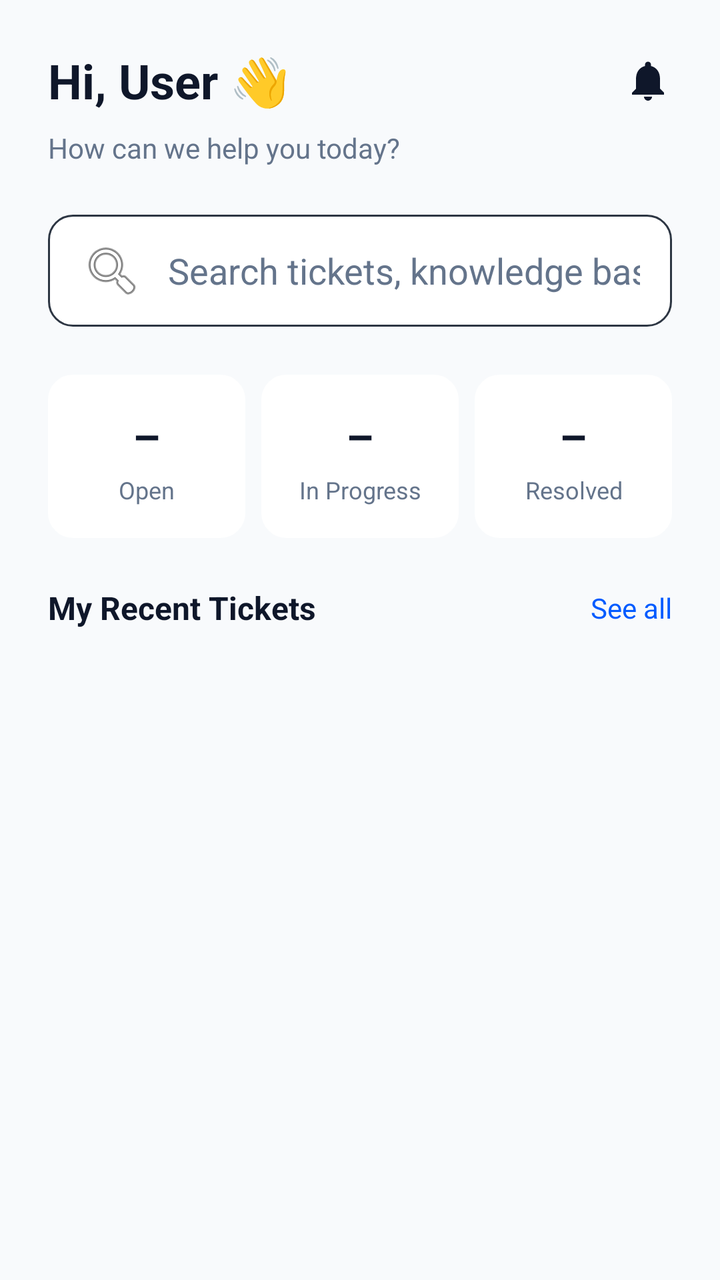
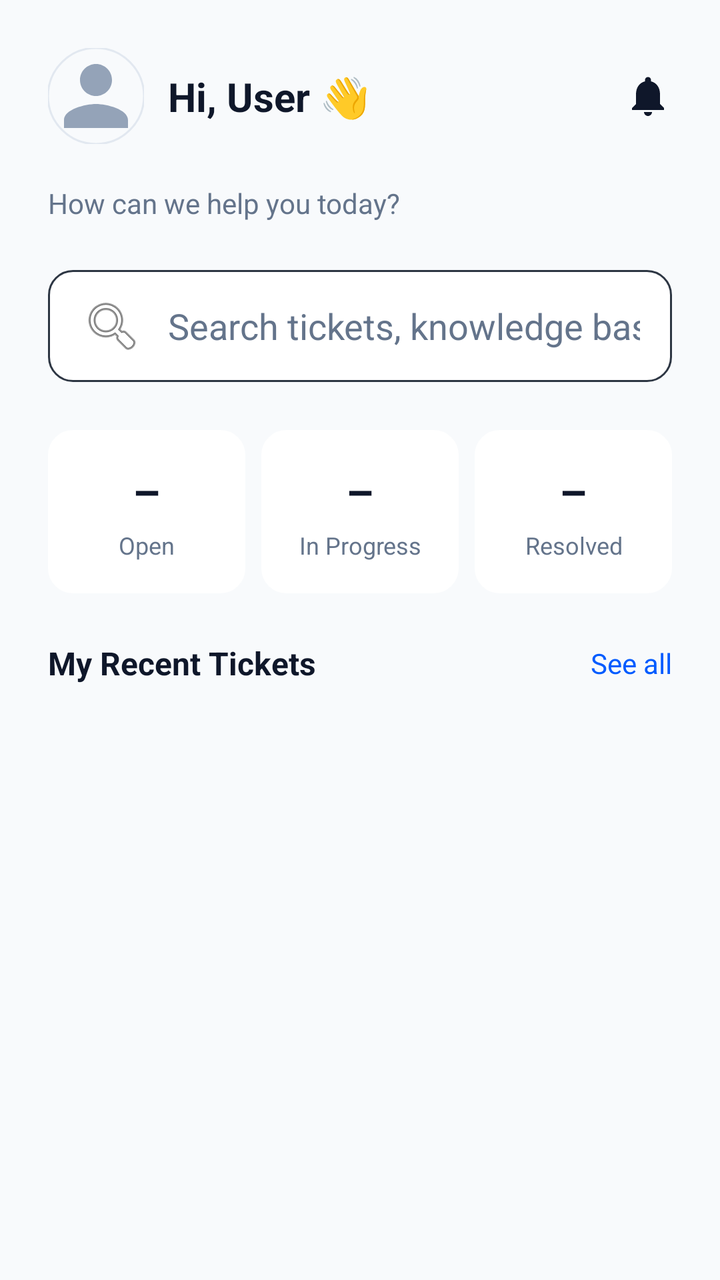

Two renders of the same Android screen: before a commit and after it. Below are the layout's source before the change and the commit's diff.
<!-- AndroidManifest.xml: application theme Theme.SupportAssist -->
<!-- res/layout/fragment_home.xml -->
<?xml version="1.0" encoding="utf-8"?>
<androidx.constraintlayout.widget.ConstraintLayout xmlns:android="http://schemas.android.com/apk/res/android"
    xmlns:app="http://schemas.android.com/apk/res-auto"
    android:layout_width="match_parent"
    android:layout_height="match_parent"
    android:background="@color/bg_color">

    <ProgressBar
        android:id="@+id/loading_indicator"
        style="?android:attr/progressBarStyleHorizontal"
        android:layout_width="match_parent"
        android:layout_height="4dp"
        android:indeterminate="true"
        android:visibility="gone"
        app:layout_constraintTop_toTopOf="parent" />

    <androidx.core.widget.NestedScrollView
        android:layout_width="match_parent"
        android:layout_height="0dp"
        android:fillViewport="true"
        app:layout_constraintBottom_toBottomOf="parent"
        app:layout_constraintTop_toBottomOf="@+id/loading_indicator">

        <androidx.constraintlayout.widget.ConstraintLayout
            android:layout_width="match_parent"
            android:layout_height="wrap_content"
            android:paddingHorizontal="24dp"
            android:paddingTop="24dp"
            android:paddingBottom="100dp">

            
            <androidx.constraintlayout.widget.ConstraintLayout
                android:layout_width="0dp"
                android:layout_height="wrap_content"
                app:layout_constraintEnd_toEndOf="parent"
                app:layout_constraintStart_toStartOf="parent"
                app:layout_constraintTop_toTopOf="parent"
                app:layout_constraintWidth_max="600dp">

                <TextView
                    android:id="@+id/tv_greeting"
                    android:layout_width="wrap_content"
                    android:layout_height="wrap_content"
                    android:text="@string/hi_placeholder"
                    android:textColor="@color/text_main"
                    android:textSize="24sp"
                    android:textStyle="bold"
                    app:layout_constraintStart_toStartOf="parent"
                    app:layout_constraintTop_toTopOf="parent" />

                <ImageView
                    android:id="@+id/iv_notifications"
                    android:layout_width="24dp"
                    android:layout_height="24dp"
                    android:src="@drawable/ic_alerts"
                    app:layout_constraintBottom_toBottomOf="@+id/tv_greeting"
                    app:layout_constraintEnd_toEndOf="parent"
                    app:layout_constraintTop_toTopOf="@+id/tv_greeting"
                    app:tint="@color/text_main" />

                <TextView
                    android:id="@+id/tv_help_subtitle"
                    android:layout_width="wrap_content"
                    android:layout_height="wrap_content"
                    android:layout_marginTop="8dp"
                    android:text="@string/how_can_we_help"
                    android:textColor="@color/text_grey"
                    android:textSize="14sp"
                    app:layout_constraintStart_toStartOf="parent"
                    app:layout_constraintTop_toBottomOf="@+id/tv_greeting" />

                <EditText
                    android:id="@+id/et_search"
                    android:layout_width="match_parent"
                    android:layout_height="56dp"
                    android:layout_marginTop="24dp"
                    android:background="@drawable/edit_text_bg"
                    android:drawableStart="@android:drawable/ic_menu_search"
                    android:drawablePadding="12dp"
                    android:hint="@string/search_hint"
                    android:importantForAutofill="no"
                    android:inputType="text"
                    android:paddingHorizontal="16dp"
                    android:textColor="@color/text_main"
                    android:textColorHint="@color/text_grey"
                    app:layout_constraintTop_toBottomOf="@+id/tv_help_subtitle" />

                <androidx.constraintlayout.widget.ConstraintLayout
                    android:id="@+id/cl_stats"
                    android:layout_width="match_parent"
                    android:layout_height="wrap_content"
                    android:layout_marginTop="24dp"
                    app:layout_constraintTop_toBottomOf="@+id/et_search">

                    <LinearLayout
                        android:id="@+id/stat_open"
                        android:layout_width="0dp"
                        android:layout_height="wrap_content"
                        android:background="@drawable/edit_text_bg"
                        android:backgroundTint="@color/card_bg"
                        android:gravity="center"
                        android:orientation="vertical"
                        android:padding="16dp"
                        app:layout_constraintEnd_toStartOf="@+id/stat_in_progress"
                        app:layout_constraintStart_toStartOf="parent"
                        app:layout_constraintTop_toTopOf="parent">

                        <TextView
                            android:id="@+id/tv_stat_open_value"
                            android:layout_width="wrap_content"
                            android:layout_height="wrap_content"
                            android:text="@string/placeholder_dash"
                            android:textColor="@color/stat_value"
                            android:textSize="22sp"
                            android:textStyle="bold" />

                        <TextView
                            android:layout_width="wrap_content"
                            android:layout_height="wrap_content"
                            android:layout_marginTop="4dp"
                            android:gravity="center"
                            android:text="@string/stat_open"
                            android:textColor="@color/text_grey"
                            android:textSize="12sp" />
                    </LinearLayout>

                    <LinearLayout
                        android:id="@+id/stat_in_progress"
                        android:layout_width="0dp"
                        android:layout_height="wrap_content"
                        android:layout_marginStart="8dp"
                        android:background="@drawable/edit_text_bg"
                        android:backgroundTint="@color/card_bg"
                        android:gravity="center"
                        android:orientation="vertical"
                        android:padding="16dp"
                        app:layout_constraintEnd_toStartOf="@+id/stat_resolved"
                        app:layout_constraintStart_toEndOf="@+id/stat_open"
                        app:layout_constraintTop_toTopOf="parent">

                        <TextView
                            android:id="@+id/tv_stat_progress_value"
                            android:layout_width="wrap_content"
                            android:layout_height="wrap_content"
                            android:text="@string/placeholder_dash"
                            android:textColor="@color/stat_value"
                            android:textSize="22sp"
                            android:textStyle="bold" />

                        <TextView
                            android:layout_width="wrap_content"
                            android:layout_height="wrap_content"
                            android:layout_marginTop="4dp"
                            android:gravity="center"
                            android:text="@string/stat_in_progress"
                            android:textColor="@color/text_grey"
                            android:textSize="12sp" />
                    </LinearLayout>

                    <LinearLayout
                        android:id="@+id/stat_resolved"
                        android:layout_width="0dp"
                        android:layout_height="wrap_content"
                        android:layout_marginStart="8dp"
                        android:background="@drawable/edit_text_bg"
                        android:backgroundTint="@color/card_bg"
                        android:gravity="center"
                        android:orientation="vertical"
                        android:padding="16dp"
                        app:layout_constraintEnd_toEndOf="parent"
                        app:layout_constraintStart_toEndOf="@+id/stat_in_progress"
                        app:layout_constraintTop_toTopOf="parent">

                        <TextView
                            android:id="@+id/tv_stat_resolved_value"
                            android:layout_width="wrap_content"
                            android:layout_height="wrap_content"
                            android:text="@string/placeholder_dash"
                            android:textColor="@color/stat_value"
                            android:textSize="22sp"
                            android:textStyle="bold" />

                        <TextView
                            android:layout_width="wrap_content"
                            android:layout_height="wrap_content"
                            android:layout_marginTop="4dp"
                            android:gravity="center"
                            android:text="@string/stat_resolved"
                            android:textColor="@color/text_grey"
                            android:textSize="12sp" />
                    </LinearLayout>

                </androidx.constraintlayout.widget.ConstraintLayout>

                <TextView
                    android:id="@+id/tv_recent_tickets_title"
                    android:layout_width="wrap_content"
                    android:layout_height="wrap_content"
                    android:layout_marginTop="24dp"
                    android:text="@string/my_recent_tickets"
                    android:textColor="@color/text_main"
                    android:textSize="16sp"
                    android:textStyle="bold"
                    app:layout_constraintStart_toStartOf="parent"
                    app:layout_constraintTop_toBottomOf="@+id/cl_stats" />

                <TextView
                    android:id="@+id/tv_see_all"
                    android:layout_width="wrap_content"
                    android:layout_height="wrap_content"
                    android:text="@string/see_all"
                    android:textColor="@color/primary_blue"
                    android:textSize="14sp"
                    app:layout_constraintBottom_toBottomOf="@+id/tv_recent_tickets_title"
                    app:layout_constraintEnd_toEndOf="parent"
                    app:layout_constraintTop_toTopOf="@+id/tv_recent_tickets_title" />

                <androidx.recyclerview.widget.RecyclerView
                    android:id="@+id/rv_recent_tickets"
                    android:layout_width="match_parent"
                    android:layout_height="wrap_content"
                    android:layout_marginTop="16dp"
                    android:nestedScrollingEnabled="false"
                    app:layout_constraintTop_toBottomOf="@+id/tv_recent_tickets_title" />

            </androidx.constraintlayout.widget.ConstraintLayout>

        </androidx.constraintlayout.widget.ConstraintLayout>
    </androidx.core.widget.NestedScrollView>

</androidx.constraintlayout.widget.ConstraintLayout>
<!-- resources referenced by this layout -->
<resources>
  <color name="bg_color">#F8FAFC</color>
  <color name="card_bg">#FFFFFF</color>
  <color name="primary_blue">#005BFF</color>
  <color name="stat_value">#0F172A</color>
  <color name="text_grey">#64748B</color>
  <color name="text_main">#0F172A</color>
  <!-- drawable edit_text_bg (drawable) -->
  <?xml version="1.0" encoding="utf-8"?>
  <shape xmlns:android="http://schemas.android.com/apk/res/android">
      <solid android:color="@color/input_bg" />
      <corners android:radius="12dp" />
      <stroke android:width="1dp" android:color="#2D3643" />
  </shape>
  <!-- drawable ic_alerts (drawable) -->
  <vector xmlns:android="http://schemas.android.com/apk/res/android"
      android:width="24dp"
      android:height="24dp"
      android:viewportWidth="24"
      android:viewportHeight="24">
      <path
          android:fillColor="@color/nav_inactive"
          android:pathData="M12,22c1.1,0 2,-0.9 2,-2h-4c0,1.1 0.9,2 2,2zm6,-6v-5c0,-3.07 -1.63,-5.64 -4.5,-6.32V4c0,-0.83 -0.67,-1.5 -1.5,-1.5s-1.5,0.67 -1.5,1.5v0.68C7.64,5.36 6,7.92 6,11v5l-2,2v1h16v-1l-2,-2z" />
  </vector>
  <string name="hi_placeholder">Hi, User 👋</string>
  <string name="how_can_we_help">How can we help you today?</string>
  <string name="my_recent_tickets">My Recent Tickets</string>
  <string name="placeholder_dash">–</string>
  <string name="search_hint">Search tickets, knowledge base...</string>
  <string name="see_all">See all</string>
  <string name="stat_in_progress">In Progress</string>
  <string name="stat_open">Open</string>
  <string name="stat_resolved">Resolved</string>
  <style name="Theme.SupportAssist" parent="Base.Theme.SupportAssist" />
  <color name="input_bg">#FFFFFF</color>
  <color name="nav_inactive">#94A3B8</color>
  <style name="Base.Theme.SupportAssist" parent="Theme.Material3.DayNight.NoActionBar">
          <item name="colorPrimary">@color/primary_blue</item>
          <item name="android:windowBackground">@color/bg_color</item>
  
          
          <item name="android:textColorPrimary">@color/text_main</item>
          <item name="android:textColorSecondary">@color/text_grey</item>
          <item name="android:editTextColor">@color/text_main</item>
          <item name="android:textColorHint">@color/text_grey</item>
  
          
          <item name="colorOnBackground">@color/text_main</item>
          <item name="colorOnSurface">@color/text_main</item>
          <item name="colorOnSurfaceVariant">@color/text_grey</item>
          <item name="colorSurface">@color/bg_color</item>
          <item name="colorOutline">@color/divider_color</item>
      </style>
  <color name="divider_color">#E2E8F0</color>
</resources>

<!-- the commit's change to res/layout/fragment_home.xml (unified diff, before → after) -->
@@ -1,6 +1,7 @@
 <?xml version="1.0" encoding="utf-8"?>
 <androidx.constraintlayout.widget.ConstraintLayout xmlns:android="http://schemas.android.com/apk/res/android"
     xmlns:app="http://schemas.android.com/apk/res-auto"
+    xmlns:tools="http://schemas.android.com/tools"
     android:layout_width="match_parent"
     android:layout_height="match_parent"
     android:background="@color/bg_color">
@@ -37,37 +38,51 @@
                 app:layout_constraintTop_toTopOf="parent"
                 app:layout_constraintWidth_max="600dp">
 
+                <com.google.android.material.imageview.ShapeableImageView
+                    android:id="@+id/iv_profile_image"
+                    android:layout_width="48dp"
+                    android:layout_height="48dp"
+                    android:scaleType="centerCrop"
+                    android:src="@drawable/ic_profile"
+                    app:layout_constraintStart_toStartOf="parent"
+                    app:layout_constraintTop_toTopOf="parent"
+                    app:shapeAppearanceOverlay="@style/CircleImage"
+                    app:strokeColor="@color/divider_color"
+                    app:strokeWidth="1dp" />
+
                 <TextView
                     android:id="@+id/tv_greeting"
                     android:layout_width="wrap_content"
                     android:layout_height="wrap_content"
+                    android:layout_marginStart="12dp"
                     android:text="@string/hi_placeholder"
                     android:textColor="@color/text_main"
-                    android:textSize="24sp"
+                    android:textSize="20sp"
                     android:textStyle="bold"
-                    app:layout_constraintStart_toStartOf="parent"
-                    app:layout_constraintTop_toTopOf="parent" />
+                    app:layout_constraintBottom_toBottomOf="@+id/iv_profile_image"
+                    app:layout_constraintStart_toEndOf="@+id/iv_profile_image"
+                    app:layout_constraintTop_toTopOf="@+id/iv_profile_image" />
 
                 <ImageView
                     android:id="@+id/iv_notifications"
                     android:layout_width="24dp"
                     android:layout_height="24dp"
                     android:src="@drawable/ic_alerts"
-                    app:layout_constraintBottom_toBottomOf="@+id/tv_greeting"
+                    app:layout_constraintBottom_toBottomOf="@+id/iv_profile_image"
                     app:layout_constraintEnd_toEndOf="parent"
-                    app:layout_constraintTop_toTopOf="@+id/tv_greeting"
+                    app:layout_constraintTop_toTopOf="@+id/iv_profile_image"
                     app:tint="@color/text_main" />
 
                 <TextView
                     android:id="@+id/tv_help_subtitle"
                     android:layout_width="wrap_content"
                     android:layout_height="wrap_content"
-                    android:layout_marginTop="8dp"
+                    android:layout_marginTop="20dp"
                     android:text="@string/how_can_we_help"
                     android:textColor="@color/text_grey"
                     android:textSize="14sp"
                     app:layout_constraintStart_toStartOf="parent"
-                    app:layout_constraintTop_toBottomOf="@+id/tv_greeting" />
+                    app:layout_constraintTop_toBottomOf="@+id/iv_profile_image" />
 
                 <EditText
                     android:id="@+id/et_search"
<!-- resource entries referenced after the edit -->
@@ -23,6 +23,16 @@
           android:fillColor="@color/nav_inactive"
           android:pathData="M12,22c1.1,0 2,-0.9 2,-2h-4c0,1.1 0.9,2 2,2zm6,-6v-5c0,-3.07 -1.63,-5.64 -4.5,-6.32V4c0,-0.83 -0.67,-1.5 -1.5,-1.5s-1.5,0.67 -1.5,1.5v0.68C7.64,5.36 6,7.92 6,11v5l-2,2v1h16v-1l-2,-2z" />
   </vector>
+  <!-- drawable ic_profile (drawable) -->
+  <vector xmlns:android="http://schemas.android.com/apk/res/android"
+      android:width="24dp"
+      android:height="24dp"
+      android:viewportWidth="24"
+      android:viewportHeight="24">
+      <path
+          android:fillColor="@color/nav_inactive"
+          android:pathData="M12,12c2.21,0 4,-1.79 4,-4s-1.79,-4 -4,-4 -4,1.79 -4,4 1.79,4 4,4zm0,2c-2.67,0 -8,1.34 -8,4v2h16v-2c0,-2.66 -5.33,-4 -8,-4z" />
+  </vector>
   <string name="hi_placeholder">Hi, User 👋</string>
   <string name="how_can_we_help">How can we help you today?</string>
   <string name="my_recent_tickets">My Recent Tickets</string>
@@ -32,6 +42,10 @@
   <string name="stat_in_progress">In Progress</string>
   <string name="stat_open">Open</string>
   <string name="stat_resolved">Resolved</string>
+  <style name="CircleImage">
+          <item name="cornerFamily">rounded</item>
+          <item name="cornerSize">50%</item>
+      </style>
   <style name="Theme.SupportAssist" parent="Base.Theme.SupportAssist" />
   <color name="input_bg">#FFFFFF</color>
   <color name="nav_inactive">#94A3B8</color>
